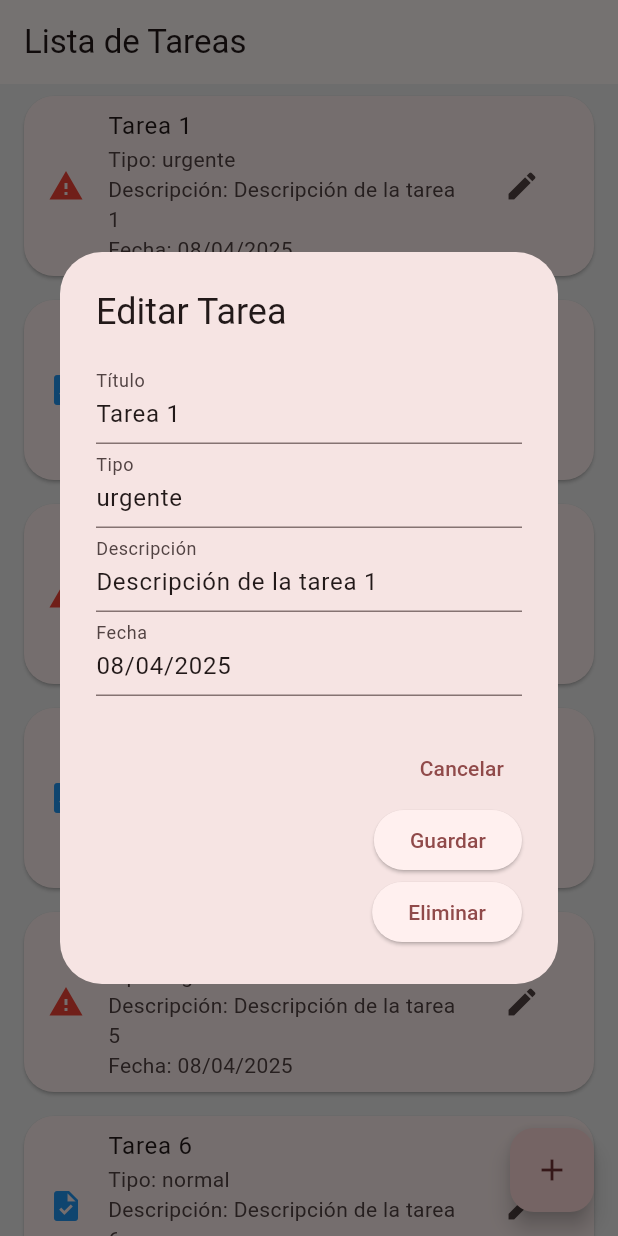
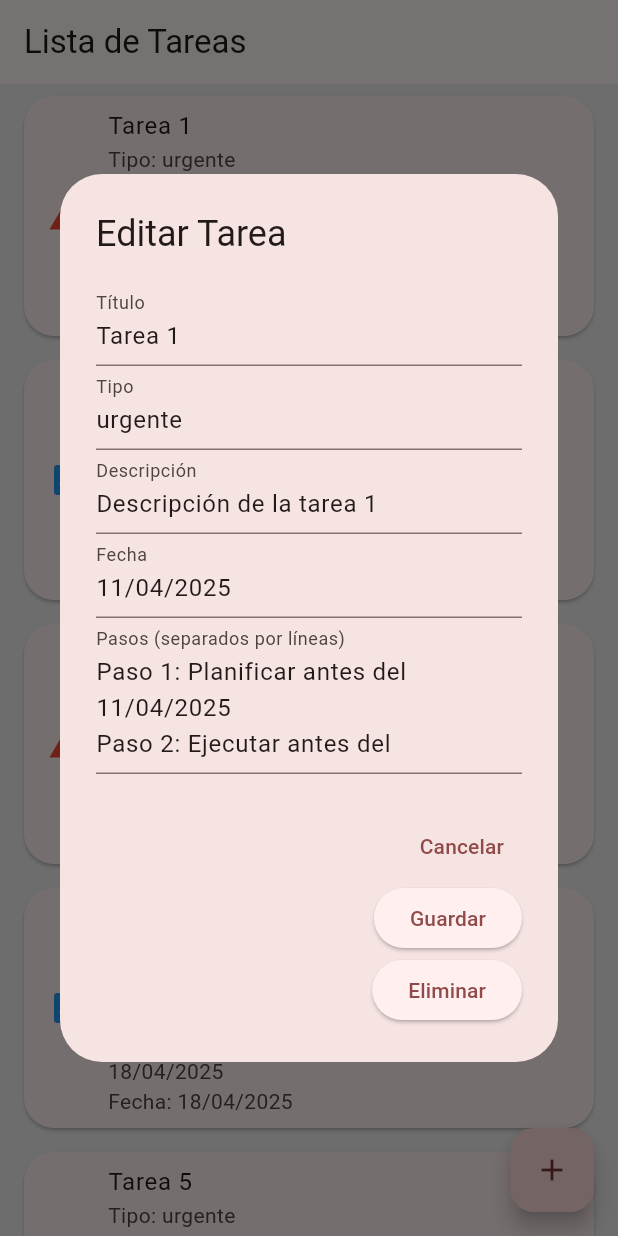
Before and after one commit to arincassia/abaez-flutter001, a Flutter app: the screen it shows after launch, after a tap on the "edit" icon, on a phone screen of 412 x 824 dp. Run offline on Flutter 3.47's test engine with Material 3 defaults, Android fonts, the phone set to English and light mode, and no system bars.

Commit message:
Revert "Configurar un servicio que consulta pasos según la tarea"

```diff
--- a/lib/constans.dart
+++ b/lib/constans.dart
@@ -12,4 +12,6 @@ class AppConstants {
   static const String SAVE_BUTTON = 'Guardar';
   static const String DELETE_BUTTON = 'Eliminar';
   static const String EMPTY_FIELDS_ERROR = 'Por favor, completa todos los campos obligatorios.';
+  static const String PASOS_TITULO = 'Pasos para completar:';
+  static const String FECHA_LIMITE = 'Fecha límite: ';
 }
--- a/lib/data/task_repository.dart
+++ b/lib/data/task_repository.dart
@@ -1,15 +1,43 @@
 import 'package:abaez/domain/task.dart';
+
 class TaskRepository {
-
-
   List<Task> getTasks() {
     return [
-      Task(title: 'Tarea 1', type: 'urgente', description: 'Descripción de la tarea 1', date: DateTime.now()),
-      Task(title: 'Tarea 2', type: 'normal', description: 'Descripción de la tarea 2', date: DateTime.now()),
-      Task(title: 'Tarea 3', type: 'urgente', description: 'Descripción de la tarea 3', date: DateTime.now()),
-      Task(title: 'Tarea 4', type: 'normal', description: 'Descripción de la tarea 4', date: DateTime.now()),
-      Task(title: 'Tarea 5', type: 'urgente', description: 'Descripción de la tarea 5', date: DateTime.now()),
-
+      Task(
+        titulo: 'Tarea 1',
+        tipo: 'urgente',
+        descripcion: 'Descripción de la tarea 1',
+        fechaLimite: DateTime.now().add(Duration(days: 3)),
+        pasos: obtenerPasos('Tarea 1', DateTime.now().add(Duration(days: 3))), // Genera los pasos
+      ),
+      Task(
+        titulo: 'Tarea 2',
+        tipo: 'normal',
+        descripcion: 'Descripción de la tarea 2',
+        fechaLimite: DateTime.now().add(Duration(days: 5)),
+        pasos: obtenerPasos('Tarea 2', DateTime.now().add(Duration(days: 5))), // Genera los pasos
+      ),
+      Task(
+        titulo: 'Tarea 3',
+        tipo: 'urgente',
+        descripcion: 'Descripción de la tarea 3',
+        fechaLimite: DateTime.now().add(Duration(days: 7)),
+        pasos: obtenerPasos('Tarea 3', DateTime.now().add(Duration(days: 7))), // Genera los pasos
+      ),
+      Task(
+        titulo: 'Tarea 4',
+        tipo: 'normal',
+        descripcion: 'Descripción de la tarea 4',
+        fechaLimite: DateTime.now().add(Duration(days: 10)),
+        pasos: obtenerPasos('Tarea 4', DateTime.now().add(Duration(days: 10))), // Genera los pasos
+      ),
+      Task(
+        titulo: 'Tarea 5',
+        tipo: 'urgente',
+        descripcion: 'Descripción de la tarea 5',
+        fechaLimite: DateTime.now().add(Duration(days: 12)),
+        pasos: obtenerPasos('Tarea 5', DateTime.now().add(Duration(days: 12))), // Genera los pasos
+      ),
     ];
   }
 
@@ -17,13 +45,27 @@ class TaskRepository {
     // Simula la obtención de más tareas
     return List.generate(limit, (index) {
       final taskNumber = offset + index + 1;
+      final fechaLimite = DateTime.now().add(Duration(days: taskNumber));
       return Task(
-      title: 'Tarea $taskNumber',
-      type: taskNumber % 2 == 0 ? 'normal' : 'urgente',
-      description: 'Descripción de la tarea $taskNumber',
-      date: DateTime.now().add(Duration(days: taskNumber)),
+        titulo: 'Tarea $taskNumber',
+        tipo: taskNumber % 2 == 0 ? 'normal' : 'urgente',
+        descripcion: 'Descripción de la tarea $taskNumber',
+        fechaLimite: fechaLimite,
+        pasos: obtenerPasos('Tarea $taskNumber', fechaLimite), // Generar pasos personalizados
       );
     });
   }
 
+  List<String> obtenerPasos(String titulo, DateTime fechaLimite) {
+    // Formatear la fecha manualmente
+    final String fechaFormateada =
+        '${fechaLimite.day.toString().padLeft(2, '0')}/${fechaLimite.month.toString().padLeft(2, '0')}/${fechaLimite.year}';
+
+    // Generar pasos personalizados con la fecha límite
+    return [
+      'Paso 1: Planificar antes del $fechaFormateada',
+      'Paso 2: Ejecutar antes del $fechaFormateada',
+      'Paso 3: Revisar antes del $fechaFormateada',
+    ];
   }
+}
--- a/lib/domain/task.dart
+++ b/lib/domain/task.dart
@@ -1,13 +1,15 @@
 class Task {
-  final String title;
-  final String type;
-  final String description;
-  final DateTime date;
+  final String titulo;
+  final String tipo;
+  final String descripcion;
+  final DateTime fechaLimite;
+  final List<String> pasos;
 
   Task({
-    required this.title,
-    required this.type,
-    required this.description,
-    required this.date,
+    required this.titulo,
+    required this.tipo,
+    required this.descripcion,
+    required this.fechaLimite,
+    this.pasos = const [],
   });
 }
--- a/lib/helpers/tasks_card_helper.dart
+++ b/lib/helpers/tasks_card_helper.dart
@@ -3,20 +3,30 @@ import 'package:abaez/domain/task.dart';
 import 'package:abaez/components/card.dart';
 
 class TaskCardHelper {
-  static Widget buildTaskCard(BuildContext context, Task task, int index, Function(BuildContext, int) onEdit) {
+  static Widget buildTaskCard(
+    BuildContext context,
+    Task task,
+    int index,
+    Function(BuildContext, int) onEdit, {
+    Widget? child,
+  }) {
     return BaseCard(
       leading: Icon(
-  task.type.toLowerCase() == 'urgente' ? Icons.warning : Icons.task,
-  color: task.type.toLowerCase() == 'urgente' ? Colors.red : Colors.blue,
+        task.tipo.toLowerCase() == 'urgente' ? Icons.warning : Icons.task,
+        color: task.tipo.toLowerCase() == 'urgente' ? Colors.red : Colors.blue,
       ),
-      title: task.title,
-      subtitle: Column(
+      title: task.titulo,
+      subtitle: child ??
+          Column(
             crossAxisAlignment: CrossAxisAlignment.start,
             children: [
-          Text('Tipo: ${task.type}'),
-          Text('Descripción: ${task.description}'),
+              Text('Tipo: ${task.tipo}'),
+              Text('Descripción: ${task.descripcion}'),
+              if (task.pasos.isNotEmpty)
+                    Text('${task.pasos[0]}'),
+              //...task.pasos.map((paso) => Text(paso)).toList(),
               Text(
-            'Fecha: ${task.date != "null" ? '${task.date.day.toString().padLeft(2, '0')}/${task.date.month.toString().padLeft(2, '0')}/${task.date.year}' : 'Sin fecha'}',
+                'Fecha: ${task.fechaLimite != "null" ? '${task.fechaLimite.day.toString().padLeft(2, '0')}/${task.fechaLimite.month.toString().padLeft(2, '0')}/${task.fechaLimite.year}' : 'Sin fecha'}',
               ),
             ],
           ),
--- a/lib/presentation/task_screen.dart
+++ b/lib/presentation/task_screen.dart
@@ -89,7 +89,7 @@ class _TaskScreenState extends State<TaskScreen> {
   }
   final task = _tasks[index];
   return Dismissible(
-         key: Key(task.title),
+    key: Key(task.titulo),
     background: Container(
       color: Colors.red,
       alignment: Alignment.centerLeft,
@@ -102,10 +102,15 @@ class _TaskScreenState extends State<TaskScreen> {
         _tasks.removeAt(index);
       });
       ScaffoldMessenger.of(context).showSnackBar(
-        SnackBar(content: Text('${task.title} eliminada')),
+        SnackBar(content: Text('${task.titulo} eliminada')),
       );
     },
-        child: TaskCardHelper.buildTaskCard(context, task, index, _showTaskOptionsModal),
+    child: TaskCardHelper.buildTaskCard(
+      context,
+      task,
+      index,
+      (context, index) => _showTaskOptionsModal(context, index),
+    ),
   );
 },
 ),
@@ -171,10 +176,10 @@ class _TaskScreenState extends State<TaskScreen> {
               if (titleController.text.isNotEmpty && selectedDate != null) {
                 setState(() {
                   _tasks.add(Task(
-                    title: titleController.text,
-                    type: typeController.text.isNotEmpty ? typeController.text : '',
-                    description: descriptionController.text,
-                    date: selectedDate!,
+                    titulo: titleController.text,
+                    tipo: typeController.text.isNotEmpty ? typeController.text : '',
+                    descripcion: descriptionController.text,
+                    fechaLimite: selectedDate!,
                   ));
                 });
                 Navigator.of(context).pop();
@@ -193,15 +198,19 @@ class _TaskScreenState extends State<TaskScreen> {
 }
 void _showTaskOptionsModal(BuildContext context, int index) {
   final task = _tasks[index];
-  final TextEditingController titleController = TextEditingController(text: task.title);
-  final TextEditingController typeController = TextEditingController(text: task.type);
-  final TextEditingController descriptionController = TextEditingController(text: task.description);
+  final TextEditingController titleController = TextEditingController(text: task.titulo);
+  final TextEditingController typeController = TextEditingController(text: task.tipo);
+  final TextEditingController descriptionController = TextEditingController(text: task.descripcion);
+  final TextEditingController stepsController = TextEditingController(
+    text: task.pasos.join('\n'),
+  );
+
   final TextEditingController dateController = TextEditingController(
-    text: task.date != "null"
-        ? '${task.date.day.toString().padLeft(2, '0')}/${task.date.month.toString().padLeft(2, '0')}/${task.date.year}'
+    text: task.fechaLimite != "null"
+        ? '${task.fechaLimite.day.toString().padLeft(2, '0')}/${task.fechaLimite.month.toString().padLeft(2, '0')}/${task.fechaLimite.year}'
         : '',
   );
-  DateTime? selectedDate = task.date;
+  DateTime? selectedDate = task.fechaLimite;
 
   showDialog(
     context: context,
@@ -242,8 +251,19 @@ void _showTaskOptionsModal(BuildContext context, int index) {
                     selectedDate = pickedDate;
                     dateController.text =
                         '${pickedDate.day.toString().padLeft(2, '0')}/${pickedDate.month.toString().padLeft(2, '0')}/${pickedDate.year}';
+
+
+                    final updatedSteps = TaskRepository().obtenerPasos(task.titulo, selectedDate!);
+                    stepsController.text = updatedSteps.join('\n');
                   }
                 },
+              ),
+              TextField(
+                controller: stepsController,
+                decoration: InputDecoration(
+                  labelText: 'Pasos (separados por líneas)',
+                ),
+                maxLines: 3,
               ),
             ],
           ),
@@ -261,10 +281,11 @@ void _showTaskOptionsModal(BuildContext context, int index) {
                   selectedDate != null) {
                 setState(() {
                   _tasks[index] = Task(
-                    title: titleController.text,
-                    type: typeController.text,
-                    description: descriptionController.text,
-                    date: selectedDate!,
+                    titulo: titleController.text,
+                    tipo: typeController.text,
+                    descripcion: descriptionController.text,
+                    fechaLimite: selectedDate!,
+                    pasos: stepsController.text.split('\n'),
                   );
                 });
                 Navigator.of(context).pop();
```
Also changed, not shown: lib/api/service/task_service.dart (+9 -6 lines), lib/ejercicios/prompt1.dart (deleted, +0 -39 lines), lib/ejercicios/prompt2.dart (deleted, +0 -54 lines), lib/ejercicios/prompt3.dart (deleted, +0 -88 lines). Lines whose indentation alone changed are shown as unchanged.
